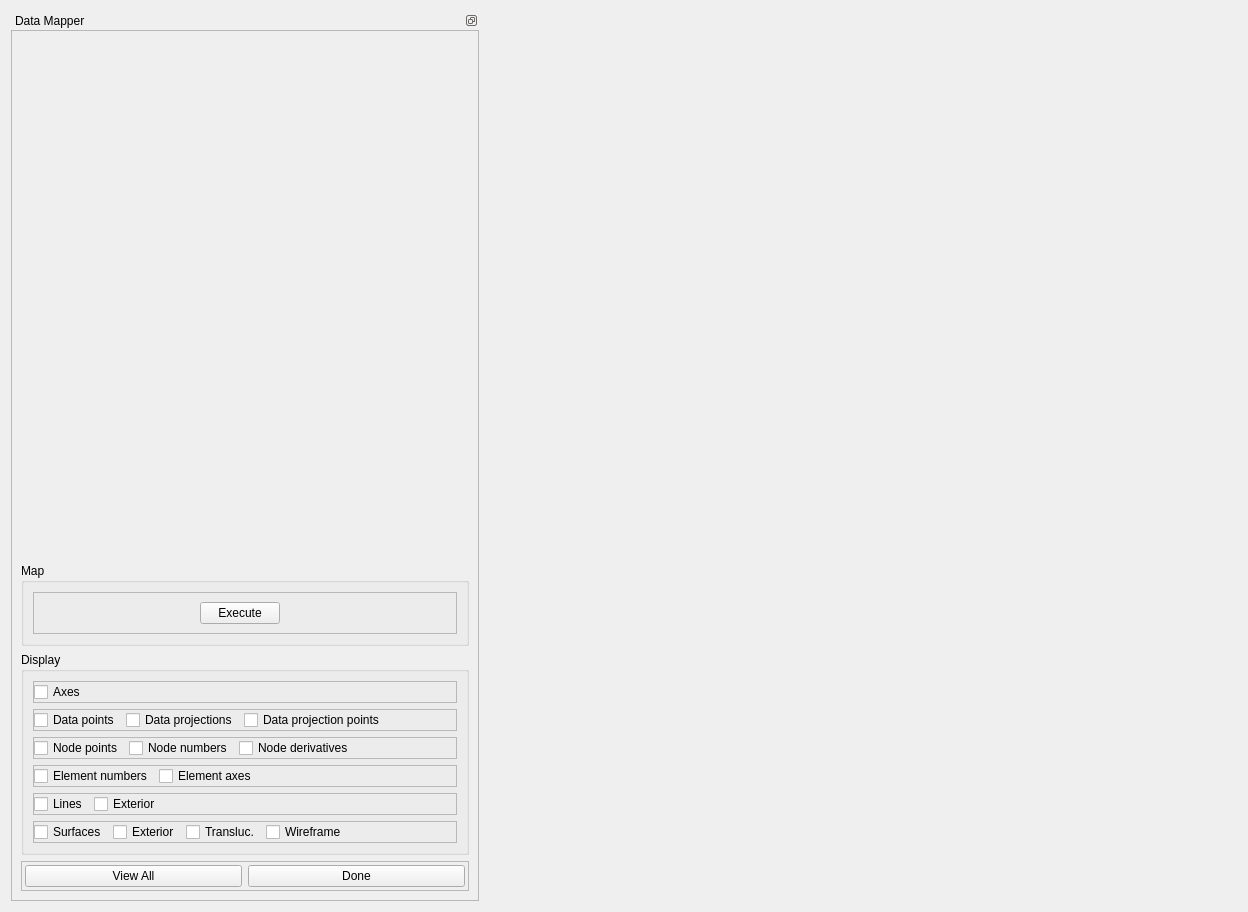
mapclient-plugins/mapclientplugins.datamapstep, file mapclientplugins/datamapstep/qt/datamapwidget.ui: the form before one commit.
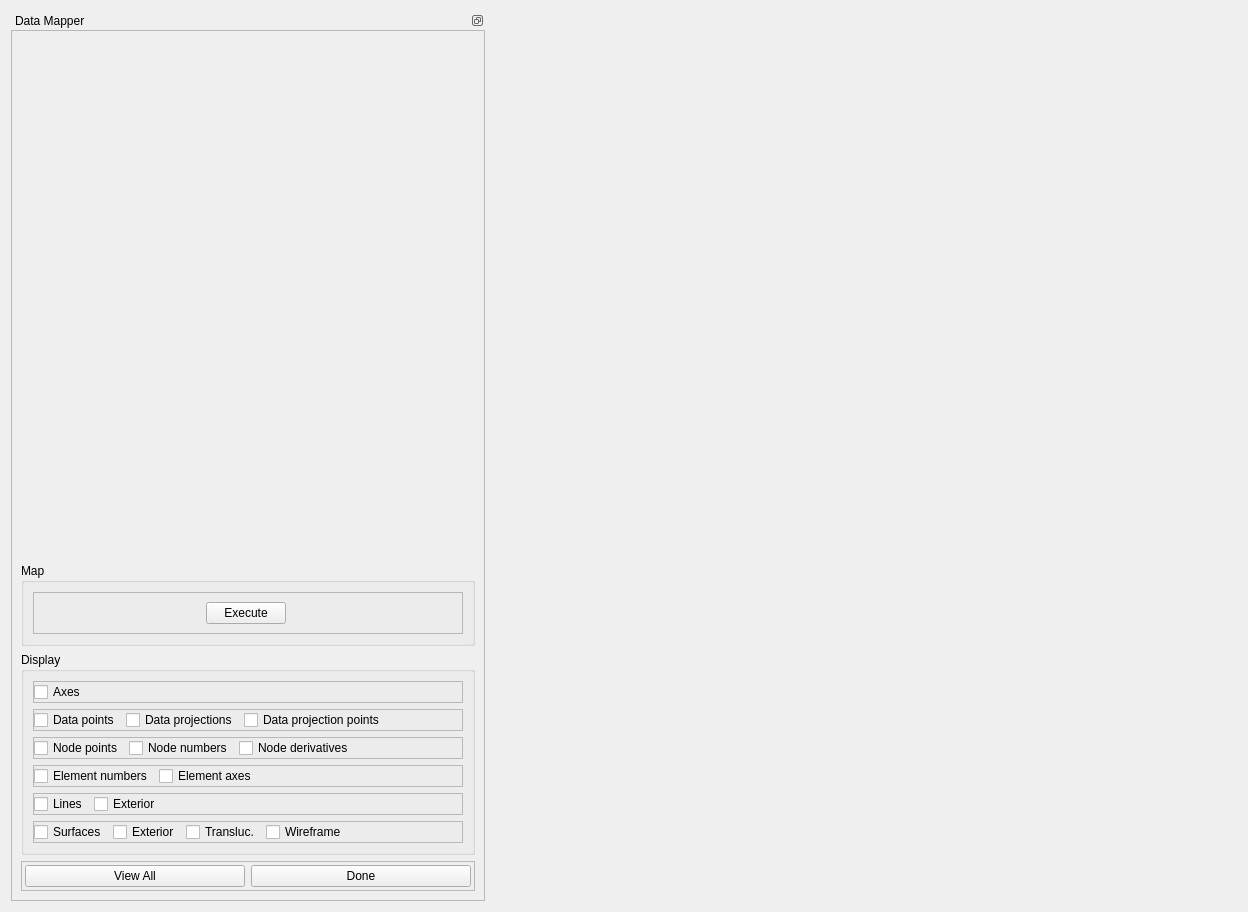
The form after the commit. Custom widgets are drawn as their Qt base class.

Commit message: Updated old import for custom widget.

```diff
--- a/mapclientplugins/datamapstep/qt/datamapwidget.ui
+++ b/mapclientplugins/datamapstep/qt/datamapwidget.ui
@@ -30,7 +30,7 @@
      </property>
      <property name="minimumSize">
       <size>
-       <width>468</width>
+       <width>474</width>
        <height>135</height>
       </size>
      </property>
@@ -73,8 +73,8 @@
            <rect>
             <x>0</x>
             <y>0</y>
-            <width>466</width>
-            <height>870</height>
+            <width>472</width>
+            <height>862</height>
            </rect>
           </property>
           <layout class="QVBoxLayout" name="verticalLayout">
```
Left out of the diff: 95 changed lines with no effect on the pictures. The commit also changes 1 other file.
